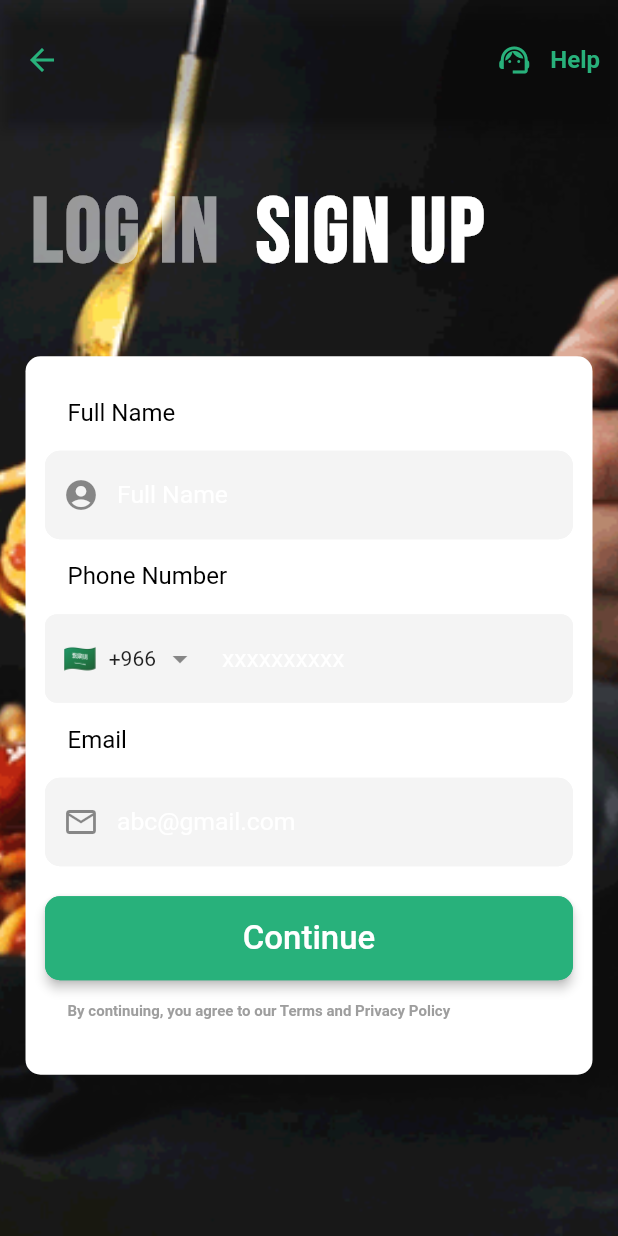
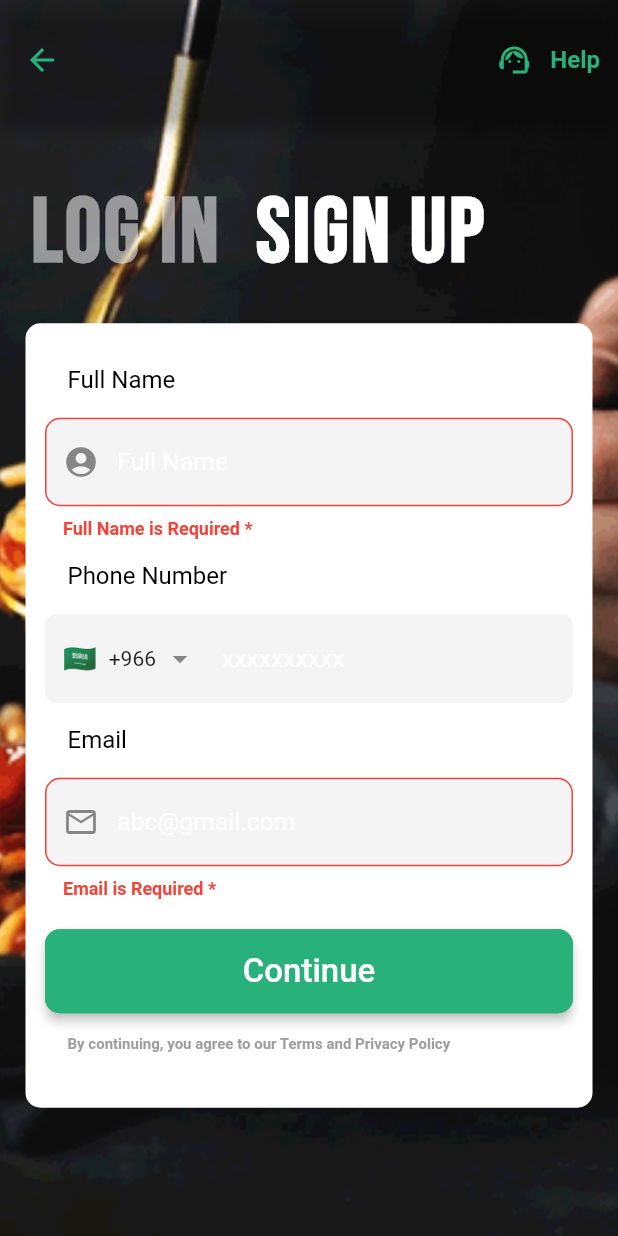
Before and after one commit to rihanj/fithouse-App, a Flutter app: the SignupUI screen opened by its route, after a tap on "Continue", on a phone screen of 412 x 824 dp. Run offline on Flutter 3.47's test engine with Material 2 defaults, Android fonts, the phone set to English and light mode, and no system bars; drawn by our look-alikes of intl_phone_field; our stand-ins replace bloc, flare_flutter, flutter_typeahead, freezed_annotation, geolocator, google_fonts and 8 more; accounts and stored records are empty.

Commit message:
updated code

```diff
--- a/lib/main.dart
+++ b/lib/main.dart
@@ -17,6 +17,7 @@ class MyApp extends StatelessWidget {
   @override
   Widget build(BuildContext context) {
     return MaterialApp(
+      debugShowCheckedModeBanner: false,
       title: 'Flutter Demo',
       theme: ThemeData(
         primarySwatch: Colors.blue,
--- a/lib/presentation/pages/signup/confirm_location.dart
+++ b/lib/presentation/pages/signup/confirm_location.dart
@@ -317,7 +317,7 @@ class _GoogleMapScreenState extends State<GoogleMapScreen> {
                   children: [
                     autoComplete(),
                     const SizedBox(
-                      height: 600,
+                      height: 450,
                     ),
                     locationsWidget(),
                     const Spacer(),
@@ -345,7 +345,7 @@ class _GoogleMapScreenState extends State<GoogleMapScreen> {
               // _controller.animateCamera(CameraUpdate.newCameraPosition(
               //     const CameraPosition(target: LatLng(0, 0))));
 
-              Navigator.pushNamed(context, RouteGenerator.fitnessRoute);
+              Navigator.pushNamed(context, RouteGenerator.activeRoute);
 
             },
             child: Text(
--- a/lib/presentation/pages/signup/signup_ui.dart
+++ b/lib/presentation/pages/signup/signup_ui.dart
@@ -1,4 +1,5 @@
 // import 'dart:js_util';
+
 import 'package:fithouse_app/data/local/databasehelper.dart';
 import 'package:fithouse_app/data/model/user_model.dart';
 import 'package:fithouse_app/data/repository/user_repo.dart';
@@ -16,9 +17,8 @@ import 'package:sqflite/sqflite.dart';
 import 'package:synchronized/synchronized.dart';
 import 'package:json_annotation/json_annotation.dart';
 import 'package:http/http.dart' as http;
+
 import 'dart:convert';
-
-
 class SignupUI extends StatefulWidget {
   const SignupUI({Key? key}) : super(key: key);
 
@@ -32,6 +32,8 @@ class _SignupUIState extends State<SignupUI> {
   TextEditingController emailCodeController = TextEditingController();
   Database? _Database;
   bool isMobileNumberEntered = false;
+  var formKey = GlobalKey<FormState>();
+
   // bool isEmail(String input) => EmailValidator.validate(input);
   // bool isPhone(String input) => RegExp(r'^[\+]?[(]?[0-9]{3}[)]?[-\s\.]?[0-9]{3}[-\s\.]?[0-9]{4,6}$')
   //         .hasMatch(input);
@@ -67,7 +69,6 @@ class _SignupUIState extends State<SignupUI> {
                     fontSize: 16,
                     fontWeight: FontWeight.bold,
                     color: FHColor.appColor,
-
                   ),
                 ),
               ),
@@ -85,7 +86,8 @@ class _SignupUIState extends State<SignupUI> {
             fit: BoxFit.cover,
           ),
           Container(
-            margin: const EdgeInsets.only(left: 20.00,top: 120.00,right: 0.0,bottom:20.0),
+            margin: const EdgeInsets.only(
+                left: 20.00, top: 120.00, right: 0.0, bottom: 20.0),
             child: RichText(
               text: TextSpan(
                 children: <TextSpan>[
@@ -118,7 +120,8 @@ class _SignupUIState extends State<SignupUI> {
                       ..onTap = () {
                         // Handle login button tap
                         // Navigate to the login screen or perform any other action
-                        Navigator.pushNamed(context, RouteGenerator.signupRoute);
+                        Navigator.pushNamed(
+                            context, RouteGenerator.signupRoute);
                       },
                   ),
                 ],
@@ -127,7 +130,8 @@ class _SignupUIState extends State<SignupUI> {
           ),
           Center(
             child: Container(
-              margin: const EdgeInsets.only(left: 20.0,top: 150.0,right: 20.0,bottom: 20.0),
+              margin: const EdgeInsets.only(
+                  left: 20.0, top: 150.0, right: 20.0, bottom: 20.0),
               decoration: BoxDecoration(
                 borderRadius: BorderRadius.circular(10),
                 color: Colors.white,
@@ -136,10 +140,12 @@ class _SignupUIState extends State<SignupUI> {
                 ],
               ),
               // color: Colors.white,
-              child:  SingleChildScrollView(
+              child: SingleChildScrollView(
                 physics: BouncingScrollPhysics(),
                 child: Padding(
                   padding: const EdgeInsets.all(10.00),
+                  child: Form(
+                    key: formKey,
                     child: Column(
                       crossAxisAlignment: CrossAxisAlignment.stretch,
                       children: [
@@ -157,16 +163,17 @@ class _SignupUIState extends State<SignupUI> {
                             ),
                           ),
                         ),
-                      TextField(
+                        TextFormField(
                           controller: fullNameController,
                           keyboardType: TextInputType.text,
                           decoration: InputDecoration(
                               // labelText: 'Full Name',
                               filled: true,
-                            prefixIcon:  Icon(Icons.account_circle_sharp),
+                              prefixIcon: Icon(Icons.account_circle_sharp),
                               enabledBorder: OutlineInputBorder(
-                              borderSide:
-                              BorderSide(color: FHColor.bgTextFieldColor, width: 1.7),
+                                borderSide: BorderSide(
+                                    color: FHColor.bgTextFieldColor,
+                                    width: 1.7),
                                 borderRadius: BorderRadius.circular(10.0),
                               ),
                               fillColor: FHColor.bgTextFieldColor,
@@ -186,9 +193,17 @@ class _SignupUIState extends State<SignupUI> {
                               hintText: "Full Name",
                               errorText: null,
                               counterText: "",
-                            errorStyle:
-                            TextStyle(color: Colors.red, fontWeight: FontWeight.bold)
-                        ),
+                              errorStyle: TextStyle(
+                                  color: Colors.red,
+                                  fontWeight: FontWeight.bold)),
+                          validator: (v) {
+                            if (v == null) {
+                              return "Full Name is Required *";
+                            } else if (v.isEmpty) {
+                              return "Full Name is Required *";
+                            }
+                            return null;
+                          },
                         ),
                         Padding(
                           padding: const EdgeInsets.all(15.0),
@@ -212,10 +227,11 @@ class _SignupUIState extends State<SignupUI> {
                           decoration: InputDecoration(
                               // labelText: 'Phone Number',
                               filled: true,
-                            prefixIcon:  Icon(Icons.phone),
+                              prefixIcon: Icon(Icons.phone),
                               enabledBorder: OutlineInputBorder(
-                              borderSide:
-                              BorderSide(color: FHColor.bgTextFieldColor, width: 1.7),
+                                borderSide: BorderSide(
+                                    color: FHColor.bgTextFieldColor,
+                                    width: 1.7),
                                 borderRadius: BorderRadius.circular(8.0),
                               ),
                               fillColor: FHColor.bgTextFieldColor,
@@ -235,22 +251,30 @@ class _SignupUIState extends State<SignupUI> {
                               hintText: "xxxxxxxxxx",
                               errorText: null,
                               counterText: "",
-                            errorStyle:
-                            TextStyle(color: Colors.red, fontWeight: FontWeight.bold)
-                        ),
+                              errorStyle: TextStyle(
+                                  color: Colors.red,
+                                  fontWeight: FontWeight.bold)),
+                          // validator: (v) {
+                          //   if (v?.completeNumber != null) {
+                          //     return null;
+                          //   } else {
+                          //     return "Please Enter a Valid Number";
+                          //   }
+                          // },
                           initialCountryCode: 'SA',
                           onChanged: (value) {
                             print(value.completeNumber);
                             setState(() {
-                            isMobileNumberEntered = value!=null ?true:false;
+                              isMobileNumberEntered =
+                                  value != null ? true : false;
                             });
                           },
                           onCountryChanged: (country) {
                             print('Country changed to: ' + country.name);
                           },
                         ),
-                      Padding(
-                          padding: const EdgeInsets.all(15.0),
+                        const Padding(
+                          padding: EdgeInsets.all(15.0),
                           child: SizedBox(
                             height: 20,
                             child: Text(
@@ -263,7 +287,7 @@ class _SignupUIState extends State<SignupUI> {
                             ),
                           ),
                         ),
-                      TextField(
+                        TextFormField(
                           controller: emailCodeController,
                           keyboardType: TextInputType.emailAddress,
                           decoration: InputDecoration(
@@ -271,8 +295,9 @@ class _SignupUIState extends State<SignupUI> {
                               filled: true,
                               prefixIcon: Icon(Icons.email_outlined),
                               enabledBorder: OutlineInputBorder(
-                                borderSide:
-                                BorderSide(color: FHColor.bgTextFieldColor, width: 1.7),
+                                borderSide: BorderSide(
+                                    color: FHColor.bgTextFieldColor,
+                                    width: 1.7),
                                 borderRadius: BorderRadius.circular(10.0),
                               ),
                               fillColor: FHColor.bgTextFieldColor,
@@ -292,36 +317,53 @@ class _SignupUIState extends State<SignupUI> {
                               hintText: "abc@gmail.com",
                               errorText: null,
                               counterText: "",
-                              errorStyle:
-                              TextStyle(color: Colors.red, fontWeight: FontWeight.bold)
-                          ),
+                              errorStyle: TextStyle(
+                                  color: Colors.red,
+                                  fontWeight: FontWeight.bold)),
+                          validator: (v) {
+                            if (v == null) {
+                              return "Email is Required *";
+                            } else if (v.isEmpty) {
+                              return "Email is Required *";
+                            }
+                            return null;
+                          },
                         ),
                         SizedBox(height: 20),
                         ElevatedButton(
                           style: ElevatedButton.styleFrom(
                               foregroundColor: Colors.white,
-                              backgroundColor:FHColor.appColor, // Text Color (Foreground color)
-                              side: BorderSide(width:2, color:FHColor.appColor), //border width and color
-                              elevation: 3, //elevation of button
-                              shape: RoundedRectangleBorder( //to set border radius to button
+                              backgroundColor: FHColor.appColor,
+                              // Text Color (Foreground color)
+                              side:
+                                  BorderSide(width: 2, color: FHColor.appColor),
+                              //border width and color
+                              elevation: 3,
+                              //elevation of button
+                              shape: RoundedRectangleBorder(
+                                //to set border radius to button
                                 borderRadius: BorderRadius.circular(10),
                               ),
-                              padding: EdgeInsets.all(15)
-                          ),
-                          onPressed: () async{
+                              padding: EdgeInsets.all(15)),
+                          onPressed: () async {
                             // Perform Signup logic here
-                            var conditon = await insertUser();
-                            if(conditon){
-                              Navigator.pushNamed(context, RouteGenerator.deliveryRoute);
-                            }else{
-                              CSnackBar.errorSnackBar(context, "Phone / Email Already Exists");
+                            if (formKey.currentState!.validate()) {
+                              await insertUser(context);
                             }
+
+                            // if(conditon){
+                            //   Navigator.pushNamed(context, RouteGenerator.deliveryRoute);
+                            // }else{
+                            //   CSnackBar.errorSnackBar(context, "Phone / Email Already Exists");
+                            // }
                             print("button clicked");
                             // getUser();
 
                             // Navigator.pushNamed(context, RouteGenerator.confirmRoute);
                           },
-                          child: Text('Continue',style: TextStyle(fontSize: 22,color:Colors.white)),
+                          child: Text('Continue',
+                              style:
+                                  TextStyle(fontSize: 22, color: Colors.white)),
                         ),
                         Padding(
                           padding: const EdgeInsets.all(15.0),
@@ -343,11 +385,11 @@ class _SignupUIState extends State<SignupUI> {
                 ),
               ),
             ),
+          ),
         ],
       ),
     );
   }
-
 
   //  open db & connect with database
   // Future<Database?> openDB() async {
@@ -359,27 +401,35 @@ class _SignupUIState extends State<SignupUI> {
   // }
 
   //insert user in user table
-  Future<bool> insertUser() async{
+  Future insertUser(context) async {
+    final mapData = {
+      'name': fullNameController.text.toString(),
+      'phone': mobileNumberController.text.toString(),
+      'email': emailCodeController.text.toString(),
+    };
+
     final response = await http.post(
       Uri.parse('http://172.105.60.113/fithouse/fithouse/api/signup.php'),
       headers: <String, String>{
         'Content-Type': 'application/json; charset=UTF-8',
       },
-      body: jsonEncode(<String, String>{
-        'title': fullNameController.text.toString(),
-      }),
+      body: jsonEncode(mapData),
     );
 
+    print(mapData);
     if (response.statusCode == 200 || response.statusCode == 201) {
       // If the server did return a 201 CREATED response,
       // then parse the JSON.
 
-      var data = jsonDecode( response.body);
-      print("Reached here");
-      if(data["status"]){
-        return true;
-      }else{
-        return  false;
+      // var data = await json.decode(response.toString());
+      String jsonsDataString = response.body.toString(); //
+      var data = jsonDecode(jsonsDataString);
+
+      if (data["status"] == true) {
+        Navigator.pushNamed(context, RouteGenerator.loginRoute);
+        CSnackBar.successSnackBar(context, data["message"]);
+      } else {
+        CSnackBar.errorSnackBar(context, data["message"]);
       }
       print(data["status"]);
     } else {
@@ -432,5 +482,4 @@ class _SignupUIState extends State<SignupUI> {
 //   // await _Database?.insert("users",userModel.toMap());
 //   // await _Database?.close();
 // }
-
 }
```
Also changed, not shown: lib/presentation/pages/login/login_ui.dart (+60 -13 lines), lib/presentation/widgets/f_h_back_app_bar.dart (+10 -3 lines), lib/presentation/pages/login/cubit/login-cubit.dart (added), lib/presentation/pages/login/cubit/login_state.dart (added), 2 other files. Lines whose indentation alone changed are shown as unchanged.
